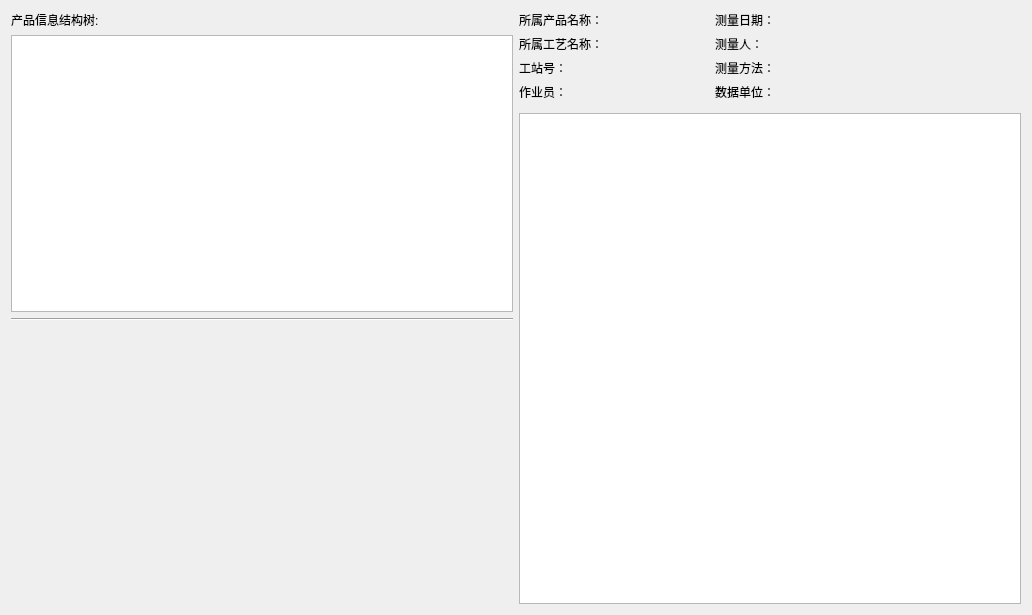
This is Pwh/pwhmanagement.ui in yukuan1991/PwhManagementProject as Qt 5 draws it before an edit. The edited form follows.
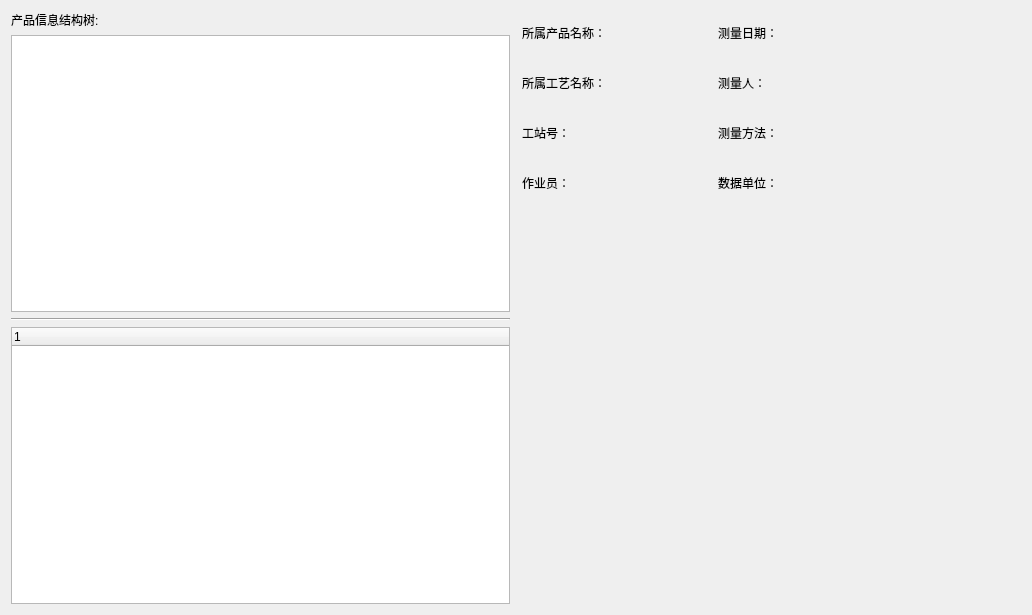
This is the edited form. Custom widgets are drawn as their Qt base class.

Diff of the .ui file:
```diff
--- a/Pwh/pwhmanagement.ui
+++ b/Pwh/pwhmanagement.ui
@@ -15,7 +15,7 @@
   </property>
   <layout class="QHBoxLayout" name="horizontalLayout">
    <item>
-    <layout class="QVBoxLayout" name="verticalLayout_2" stretch="0,1,0,1">
+    <layout class="QVBoxLayout" name="verticalLayout_2">
      <item>
       <widget class="QLabel" name="label">
        <property name="text">
@@ -34,10 +34,19 @@
       </widget>
      </item>
      <item>
-      <widget class="video_widget" name="widget_video_player" native="true"/>
+      <widget class="JsonTree" name="treeWidget">
+       <column>
+        <property name="text">
+         <string notr="true">1</string>
+        </property>
+       </column>
+      </widget>
      </item>
     </layout>
    </item>
+   <item>
+    <widget class="video_widget" name="widget_video_player" native="true"/>
+   </item>
    <item>
     <layout class="QVBoxLayout" name="verticalLayout">
      <item>
@@ -189,7 +198,7 @@
       <widget class="global_widget" name="widget_global" native="true"/>
      </item>
      <item>
-      <widget class="QTableWidget" name="tableWidget"/>
+      <widget class="Widget" name="widget" native="true"/>
      </item>
     </layout>
    </item>
@@ -208,6 +217,17 @@
    <header>video/video_widget.h</header>
    <container>1</container>
   </customwidget>
+  <customwidget>
+   <class>Widget</class>
+   <extends>QWidget</extends>
+   <header>interface_control/widget.h</header>
+   <container>1</container>
+  </customwidget>
+  <customwidget>
+   <class>JsonTree</class>
+   <extends>QTreeWidget</extends>
+   <header>interface_control/JsonTree.h</header>
+  </customwidget>
  </customwidgets>
  <resources/>
  <connections/>
```
